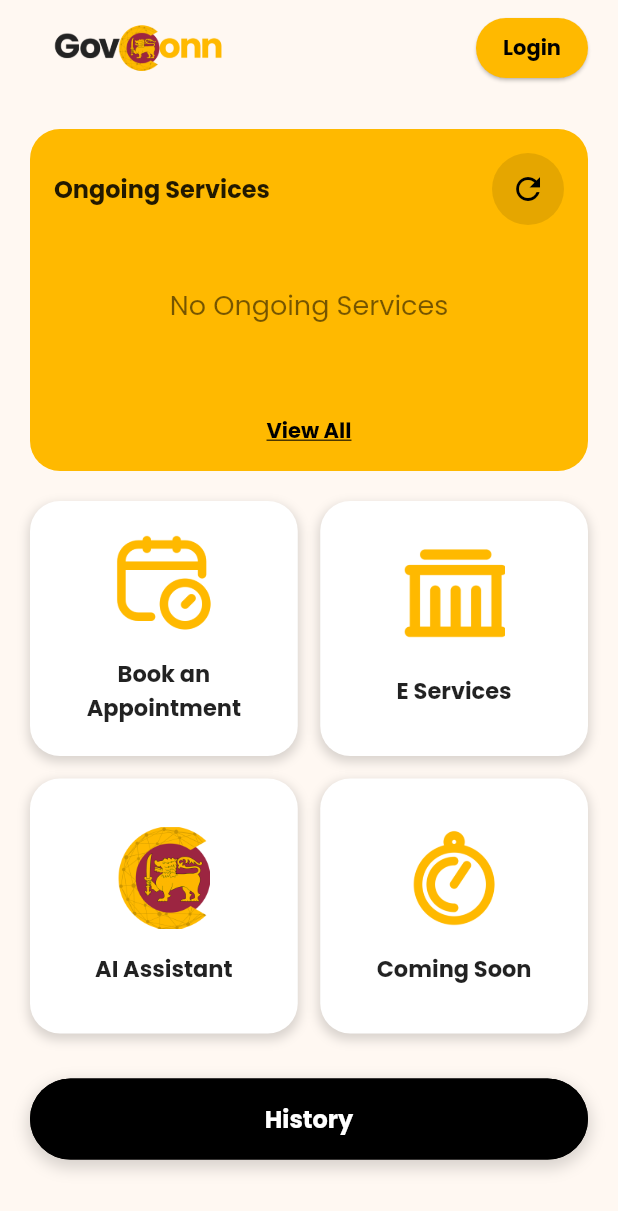
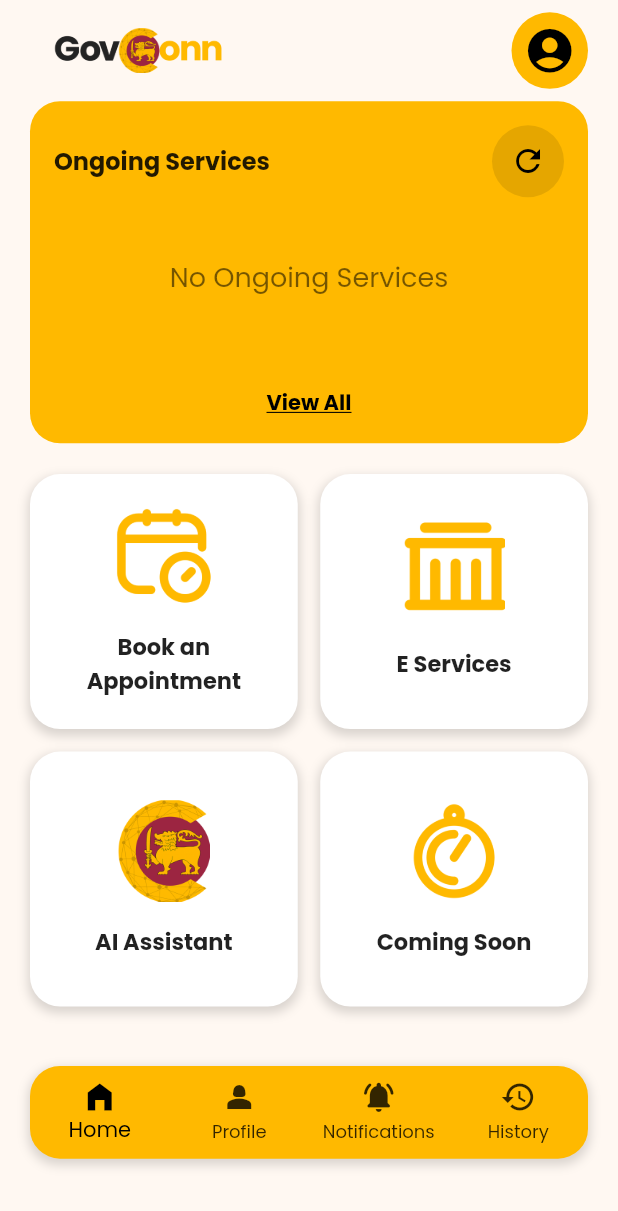
Before and after one commit to GovConn/mobile-app, a Flutter app: the HomeScreen screen opened directly, on a phone screen of 412 x 824 dp. Shown: the top 1211 px of the screen. Run offline on Flutter 3.47's test engine with Material 2 defaults, Android fonts, the phone set to English and light mode, and no system bars; our stand-ins replace file_picker, flutter_secure_storage, google_fonts, table_calendar; missing offline and left inert: dart:ffi; accounts and stored records are empty.

Commit message:
home screen customized with bottom navbar

```diff
--- /dev/null
+++ b/lib/Components/floating_navbar.dart
@@ -0,0 +1,75 @@
+import 'package:flutter/material.dart';
+import 'package:gov_connect_app/theme/color_theme.dart';
+
+class FloatingNavBar extends StatelessWidget {
+  final int currentIndex;
+  final Function(int) onTap;
+
+  const FloatingNavBar({
+    super.key,
+    required this.currentIndex,
+    required this.onTap,
+  });
+
+  @override
+  Widget build(BuildContext context) {
+    final  height = MediaQuery.of(context).size.height;
+    final width = MediaQuery.of(context).size.width;
+    return Stack(
+      alignment: Alignment.bottomCenter,
+      children: [
+        Container(),
+        Padding(
+          padding: EdgeInsets.symmetric(horizontal: 0, vertical: height * 0.02),
+          child: Container(
+            height: height * 0.075,
+            decoration: BoxDecoration(
+              color: primaryColor, // Using your whitePrimary color
+              borderRadius: BorderRadius.circular(20),
+              boxShadow: [
+                BoxShadow(
+                  color: Colors.black.withOpacity(0.15),
+                  spreadRadius: 1,
+                  blurRadius: 5,
+                  offset: const Offset(0, 3),
+                ),
+              ],
+            ),
+            child: ClipRRect(
+              borderRadius: BorderRadius.circular(20),
+              child: BottomNavigationBar(
+                currentIndex: currentIndex,
+                onTap: onTap,
+                type: BottomNavigationBarType.fixed,
+                backgroundColor: Colors.transparent,
+                elevation: 0,
+                selectedItemColor: blackPrimary,
+                unselectedItemColor: blackPrimary.withOpacity(0.8),
+                showSelectedLabels: true,
+                showUnselectedLabels: true,
+                items:  const <BottomNavigationBarItem>[
+                  BottomNavigationBarItem(
+                    icon: Icon(Icons.home_filled),
+                    label: 'Home',
+                  ),
+                  BottomNavigationBarItem(
+                    icon: Icon(Icons.person_2),
+                    label: 'Profile',
+                  ),
+                  BottomNavigationBarItem(
+                    icon: Icon(Icons.notifications_active_rounded),
+                    label: 'Notifications',
+                  ),
+                  BottomNavigationBarItem(
+                    icon: Icon(Icons.history),
+                    label: 'History',
+                  ),
+                ],
+              ),
+            ),
+          ),
+        ),
+      ],
+    );
+  }
+}
--- a/lib/Screens/home/home_screen.dart
+++ b/lib/Screens/home/home_screen.dart
@@ -1,11 +1,11 @@
 import 'dart:developer';
-
+import 'dart:ffi';
 import 'package:flutter/material.dart';
+import 'package:gov_connect_app/Components/floating_navbar.dart';
 import 'package:gov_connect_app/Screens/Appointment/appointment_service_screen.dart';
 import 'package:gov_connect_app/Screens/login/login_screen.dart';
-import 'package:gov_connect_app/services/auth_service.dart';
+import 'package:gov_connect_app/Screens/profile/profile_screen.dart';
 import 'package:provider/provider.dart';
-
 import '../../providers/auth_provider.dart';
 import '../../theme/color_theme.dart';
 
@@ -20,16 +20,32 @@ class HomeScreen extends StatelessWidget {
       body: SafeArea(
         child: SingleChildScrollView(
           child: Padding(
-            padding: const EdgeInsets.symmetric(horizontal: 20, vertical: 8),
+            padding:
+                EdgeInsets.symmetric(horizontal: 20, vertical: height * 0.01),
             child: Column(
               children: [
                 _buildHeader(width, height, context),
-                const SizedBox(height: 30),
+                SizedBox(height: height * 0.01),
                 _buildOngoingServicesCard(),
-                const SizedBox(height: 20),
+                SizedBox(height: height * 0.025),
                 _buildServiceGrid(context),
-                const SizedBox(height: 30),
-                _buildHistoryButton(),
+                SizedBox(height: height * 0.028),
+                FloatingNavBar(
+                  currentIndex: 0,
+                  onTap: (index) {
+                    if (index == 0) {
+                      Navigator.pushReplacement(
+                        context,
+                        MaterialPageRoute(builder: (context) => const HomeScreen()),
+                      );
+                    } else if (index == 1) {
+                      Navigator.push(
+                        context,
+                        MaterialPageRoute(builder: (context) => const ProfileScreen()),
+                      );
+                    }
+                  },
+                ),
               ],
             ),
           ),
@@ -38,7 +54,8 @@ class HomeScreen extends StatelessWidget {
     );
   }
 
-  Widget _buildHeader(double width, double height,BuildContext context) {
+  Widget _buildHeader(double width, double height, BuildContext context) {
+    final authProvider = Provider.of<AuthProvider>(context);
     return Row(
       mainAxisAlignment: MainAxisAlignment.spaceBetween,
       children: [
@@ -47,13 +64,34 @@ class HomeScreen extends StatelessWidget {
           width: width * 0.35,
           fit: BoxFit.contain,
         ),
-        ElevatedButton(
+        authProvider.isAuthenticated
+            ? Container(
+                decoration: const BoxDecoration(
+                  color: primaryColor,
+                  shape: BoxShape.circle,
+                ),
+                child: IconButton(
+                  icon: const Icon(
+                    Icons.account_circle,
+                    color: blackPrimary,
+                    size: 35,
+                  ),
                   onPressed: () {
-            final authProvider = Provider.of<AuthProvider>(context, listen: false);
+                    Navigator.push(
+                      context,
+                      MaterialPageRoute(
+                          builder: (context) => const ProfileScreen()),
+                    );
+                  },
+                ),
+              )
+            : ElevatedButton(
+                onPressed: () {
                   authProvider.logout();
                   Navigator.pushReplacement(
                     context,
-              MaterialPageRoute(builder: (context) => const LoginScreen()),
+                    MaterialPageRoute(
+                        builder: (context) => const LoginScreen()),
                   );
                 },
                 style: ElevatedButton.styleFrom(
@@ -61,14 +99,17 @@ class HomeScreen extends StatelessWidget {
                   shape: RoundedRectangleBorder(
                     borderRadius: BorderRadius.circular(24),
                   ),
-            padding: const EdgeInsets.symmetric(horizontal: 18, vertical: 2),
+                  padding:
+                      const EdgeInsets.symmetric(horizontal: 18, vertical: 2),
                 ),
                 child: const Text(
                   'Login',
                   style: TextStyle(
-                color: Colors.black, fontWeight: FontWeight.bold, fontSize: 14),
+                      color: Colors.black,
+                      fontWeight: FontWeight.bold,
+                      fontSize: 14),
                 ),
-        ),
+              )
       ],
     );
   }
@@ -109,7 +150,6 @@ class HomeScreen extends StatelessWidget {
             ],
           ),
           const SizedBox(height: 40),
-          // Main content of the card
           const Text(
             'No Ongoing Services',
             style: TextStyle(
@@ -136,7 +176,6 @@ class HomeScreen extends StatelessWidget {
     );
   }
 
-  // Builds the 2x2 grid of service buttons
   Widget _buildServiceGrid(BuildContext context) {
     return GridView.count(
       crossAxisCount: 2,
@@ -149,14 +188,15 @@ class HomeScreen extends StatelessWidget {
         _buildServiceButton(
           imagePath: 'assets/icons/schedule.png',
           label: 'Book an\nAppointment',
-          onTap: ()  {
+          onTap: () {
             final authProvider =
                 Provider.of<AuthProvider>(context, listen: false);
             authProvider.loadToken().then((_) async {
               if (authProvider.token == null) {
                 debugPrint("No token");
               }
-    log("Token: ${authProvider.token}");});
+              log("Token: ${authProvider.token}");
+            });
             if (authProvider.status == AuthStatus.Authenticated) {
               Navigator.push(
                 context,
```
Also changed, not shown: lib/Components/app_bar1.dart (deleted). Lines whose indentation alone changed are shown as unchanged.
